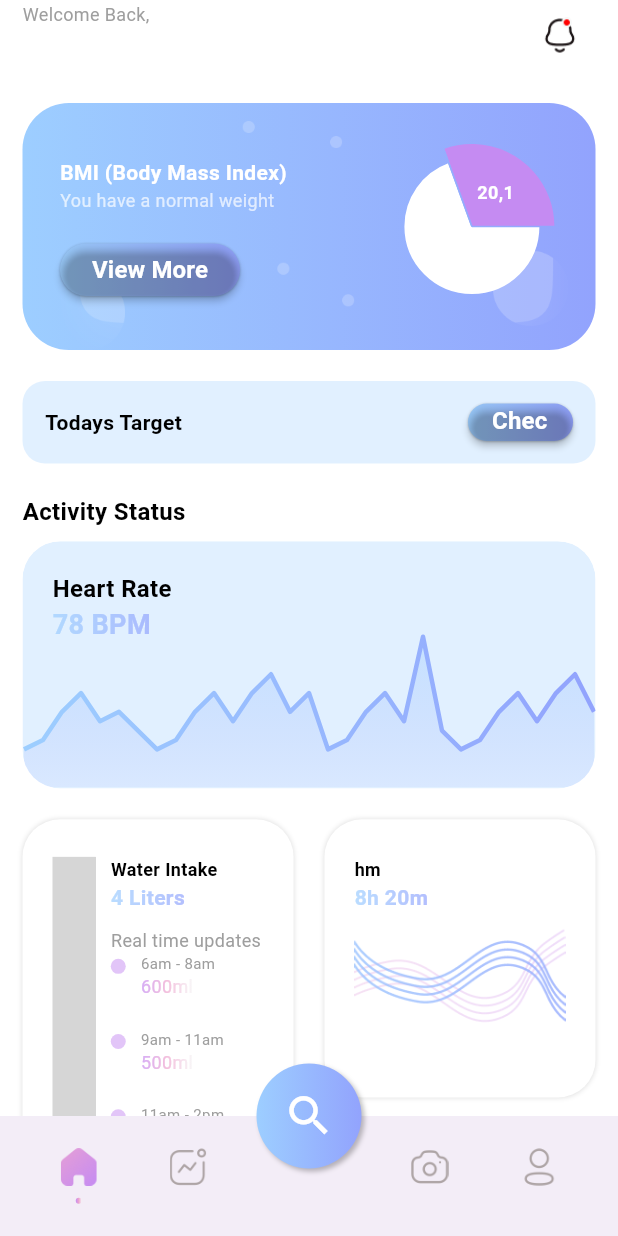
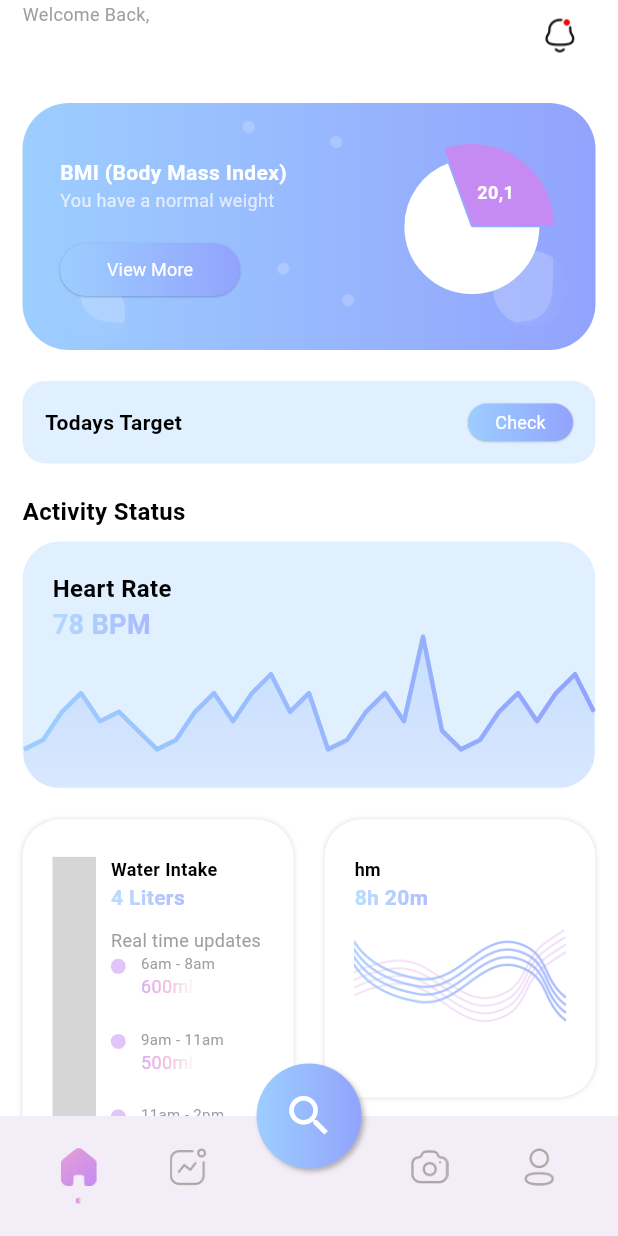
Before and after one commit to hareem7bilal/FITR, a Flutter app: the screen it shows once a user with an empty profile is signed in, on a phone screen of 412 x 824 dp. Run offline on Flutter 3.47's test engine with Material 3 defaults, Android fonts, the light colour scheme and no system bars; drawn by our look-alikes of fl_chart; our stand-ins replace animated_toggle_switch, bloc, camera, carousel_slider, cloud_firestore, equatable and 11 more; missing offline and left inert: calendar_agenda, dotted_dashed_line, firebase_app_check, google_mlkit_commons, simple_animation_progress_bar, tflite and 1 more; accounts and stored records are empty; Roboto replaces fonts that are missing (Poppins); grey boxes are pictures that could not be loaded.

Commit message:
some corrections

```diff
--- a/app/lib/views/home/home_view.dart
+++ b/app/lib/views/home/home_view.dart
@@ -47,21 +47,21 @@
 
   List lastWorkoutArr = [
     {
-      "name": "Full Body Workout",
+      "name": "Yoga WorkOut",
       "image": "assets/images/workouts/workout1.png",
       "kcal": "180",
       "time": "20",
       "progress": 0.3
     },
     {
-      "name": "Lower Body Workout",
+      "name": "Pilates Workout",
       "image": "assets/images/workouts/workout2.png",
       "kcal": "200",
       "time": "30",
       "progress": 0.4
     },
     {
-      "name": "Ab Workout",
+      "name": "Dynamic Stretching",
       "image": "assets/images/workouts/workout3.png",
       "kcal": "300",
       "time": "40",
--- a/app/lib/views/pose.dart
+++ b/app/lib/views/pose.dart
@@ -4,6 +4,7 @@
 import 'DL_models/openpose/openpose_img.dart';
 import 'DL_models/openpose/openpose_realtime.dart';
 import 'opensim.dart';
+import 'instability_assessment.dart';
 import '../widgets/custom_card.dart';
 
 class PoseDetector extends StatelessWidget {
@@ -43,6 +44,7 @@
                   CustomCard('Openpose Image Pose Detection', OpenPoseImg()),
                   CustomCard('Posenet Pose Detection', Posenet()),
                   CustomCard('OpenSim Inverse Kinematics', TRCProcessor()),
+                  CustomCard('Ankle Instability Assessment', InstabilityDetector()),
                 ],
               ),
             ),
--- a/app/lib/widgets/round_button.dart
+++ b/app/lib/widgets/round_button.dart
@@ -1,61 +1,58 @@
 import 'package:flutter/material.dart';
-import '../utils/color_extension.dart';
 
-enum RoundButtonType { bgGradient, bgSGradient, textGradient }
+import 'package:flutter_application_1/utils/color_extension.dart';
+
+enum RoundButtonType { bgGradient, bgSGradient , textGradient }
 
 class RoundButton extends StatelessWidget {
   final String title;
+  final RoundButtonType type;
   final VoidCallback onPressed;
-  final RoundButtonType type;
+  final double fontSize;
   final double elevation;
+  final FontWeight fontWeight;
 
   const RoundButton(
       {super.key,
+      required this.title,
       this.type = RoundButtonType.bgGradient,
-      required this.title,
-      required this.onPressed,
-      int? fontSize,
-      FontWeight? fontWeight,
-      this.elevation = 0.0});
+      this.fontSize = 16,
+      this.elevation = 1,
+      this.fontWeight = FontWeight.w700,
+      required this.onPressed});
 
   @override
   Widget build(BuildContext context) {
     return Container(
       decoration: BoxDecoration(
           gradient: LinearGradient(
-            colors: type == RoundButtonType.bgSGradient
-                ? TColor.secondaryG
-                : TColor.primaryG,
-            begin: Alignment.centerLeft,
-            end: Alignment.centerRight),
+              colors: type == RoundButtonType.bgSGradient ? TColor.secondaryG :  TColor.primaryG,
+              ),
           borderRadius: BorderRadius.circular(25),
-        boxShadow: type == RoundButtonType.bgGradient ||
-                type == RoundButtonType.bgSGradient
+          boxShadow: type == RoundButtonType.bgGradient ||  type == RoundButtonType.bgSGradient
               ? const [
                   BoxShadow(
-                    color: Color.fromARGB(66, 55, 71, 93),
+                      color: Colors.black26,
                       blurRadius: 0.5,
                       offset: Offset(0, 0.5))
                 ]
-            : null,
-      ),
+              : null),
       child: MaterialButton(
         onPressed: onPressed,
+        height: 50,
         shape: RoundedRectangleBorder(borderRadius: BorderRadius.circular(25)),
-        height: 50,
-        color: type == RoundButtonType.bgGradient
+        textColor: TColor.primaryColor1,
+        minWidth: double.maxFinite,
+        elevation: type == RoundButtonType.bgGradient ||  type == RoundButtonType.bgSGradient ? 0 : elevation,
+        color: type == RoundButtonType.bgGradient ||  type == RoundButtonType.bgSGradient
             ? Colors.transparent
             : TColor.white,
-        //elevation: type == RoundButtonType.bgGradient || type == RoundButtonType.bgSGradient ? 0: 1,
-        minWidth: double.maxFinite,
-        child: type == RoundButtonType.bgGradient ||
-                type == RoundButtonType.bgSGradient
+        child: type == RoundButtonType.bgGradient ||  type == RoundButtonType.bgSGradient
             ? Text(title,
                 style: TextStyle(
                     color: TColor.white,
-                  fontSize: 16,
-                  fontWeight: FontWeight.w700,
-                ))
+                    fontSize: fontSize,
+                    fontWeight: fontWeight))
             : ShaderMask(
                 blendMode: BlendMode.srcIn,
                 shaderCallback: (bounds) {
@@ -68,10 +65,10 @@
                 },
                 child: Text(title,
                     style: TextStyle(
-                      color: TColor.white,
-                      fontSize: 16,
-                      fontWeight: FontWeight.w700,
-                    ))),
+                        color:  TColor.primaryColor1,
+                        fontSize: fontSize,
+                        fontWeight: fontWeight)),
+              ),
       ),
     );
   }
```
Also changed, not shown: app/lib/views/yt.dart (+17 -15 lines), app/lib/views/instability_assessment.dart (line endings or trailing spaces). Lines whose indentation alone changed are shown as unchanged.
